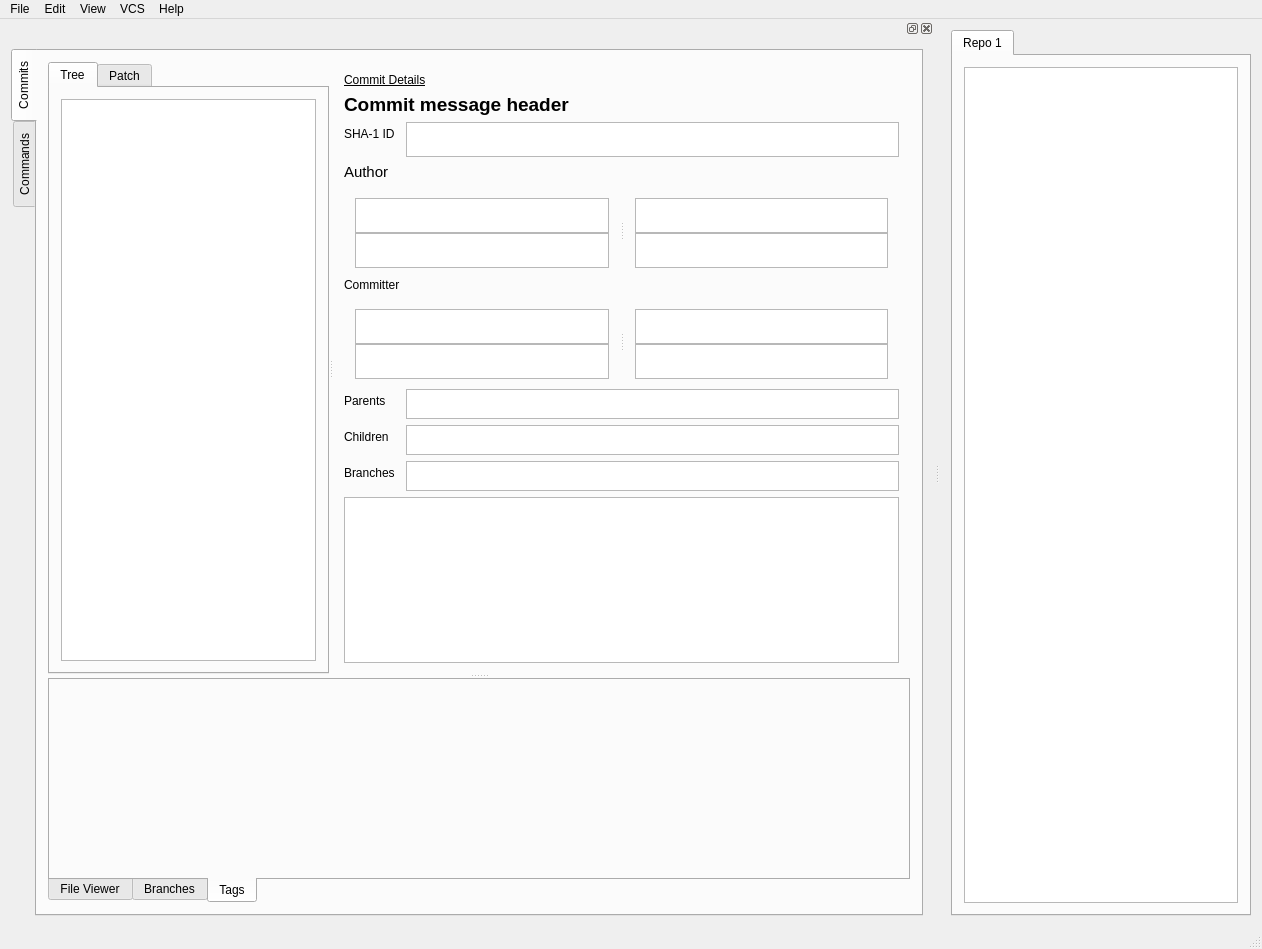
AnthonyChiavelli/VisualGit, file ui/mainwindow.ui: the form before one commit.
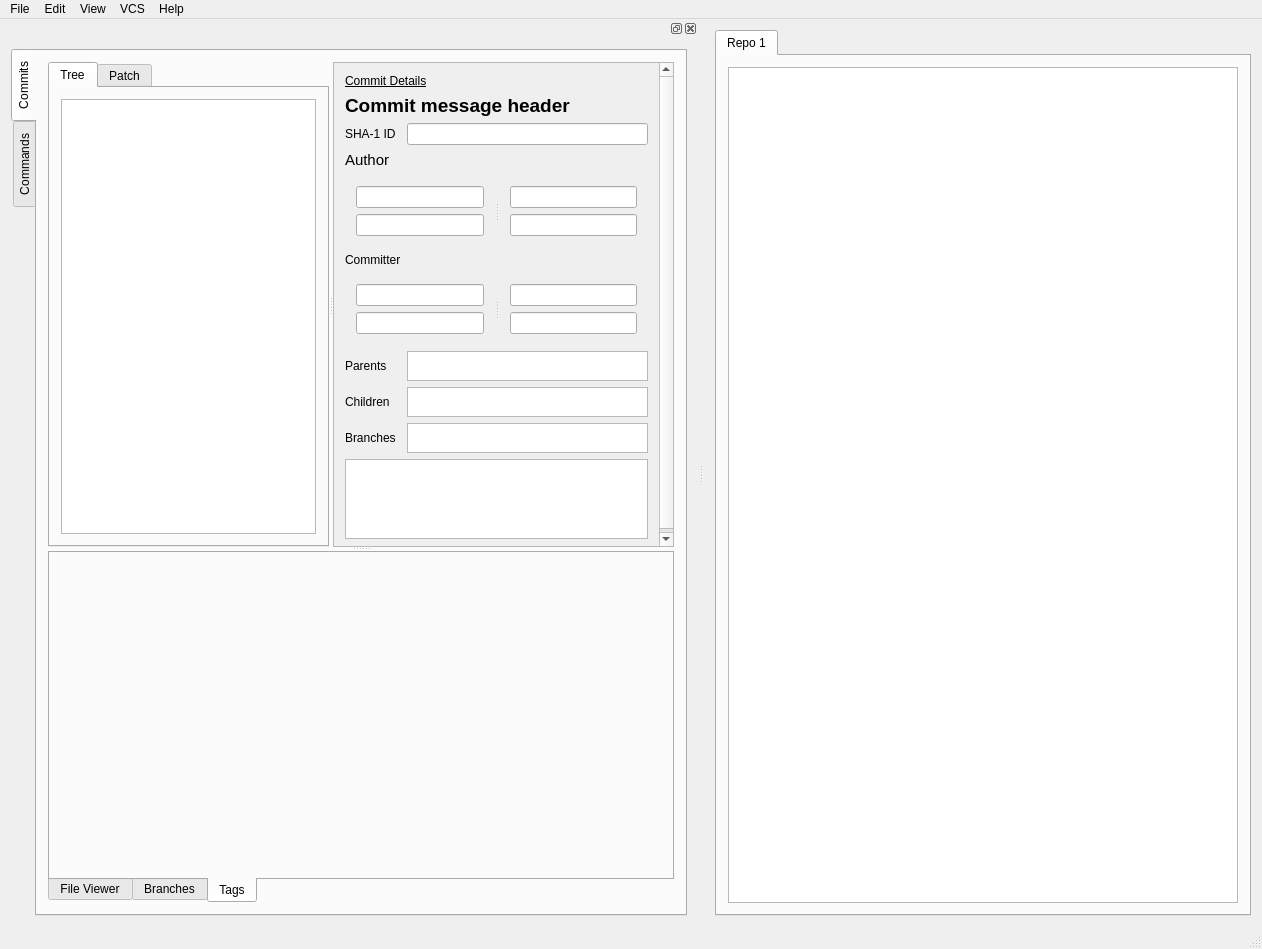
The form after the commit. Icons and pictures are not drawn.

Commit message:
Fix resizing issues in Dashboard UI
- Screenshot: http://i.imgur.com/ytnlBlu.png
- Add scrollable area for Commit Details and layout in grid instead of
  form to fix resizing of inner widgets (at least until we can figure
  out how to properly anchor widgets in a form layout)

Diff of the .ui file:
```diff
--- a/ui/mainwindow.ui
+++ b/ui/mainwindow.ui
@@ -126,13 +126,16 @@
         <attribute name="title">
          <string>Commits</string>
         </attribute>
-        <layout class="QGridLayout" name="gridLayout_7">
+        <layout class="QGridLayout" name="gridLayout_8">
          <item row="0" column="0">
-          <widget class="QSplitter" name="splitter_4">
+          <widget class="QSplitter" name="splitter_5">
            <property name="orientation">
             <enum>Qt::Vertical</enum>
            </property>
-           <widget class="QSplitter" name="splitter">
+           <property name="childrenCollapsible">
+            <bool>false</bool>
+           </property>
+           <widget class="QSplitter" name="splitter_4">
             <property name="orientation">
              <enum>Qt::Horizontal</enum>
             </property>
@@ -161,9 +164,23 @@
               </layout>
              </widget>
             </widget>
-            <widget class="QWidget" name="">
-             <layout class="QVBoxLayout" name="layout_commit_details">
-              <item>
+            <widget class="QScrollArea" name="scrollArea">
+             <property name="widgetResizable">
+              <bool>true</bool>
+             </property>
+             <widget class="QWidget" name="scrollAreaWidgetContents">
+              <property name="geometry">
+               <rect>
+                <x>0</x>
+                <y>0</y>
+                <width>407</width>
+                <height>551</height>
+               </rect>
+              </property>
+              <layout class="QGridLayout" name="gridLayout_9">
+               <item row="0" column="0">
+                <layout class="QGridLayout" name="gridLayout_7">
+                 <item row="0" column="0" colspan="2">
                <widget class="QLabel" name="lbl_commit_details_header">
                 <property name="sizePolicy">
                  <sizepolicy hsizetype="Preferred" vsizetype="Preferred">
@@ -181,7 +198,7 @@
                 </property>
                </widget>
               </item>
-              <item>
+                 <item row="1" column="0" colspan="2">
                <widget class="QLabel" name="lbl_commit_msg_header">
                 <property name="sizePolicy">
                  <sizepolicy hsizetype="Preferred" vsizetype="Preferred">
@@ -201,43 +218,21 @@
                 </property>
                </widget>
               </item>
-              <item>
-               <layout class="QFormLayout" name="formLayout">
-                <item row="0" column="0">
+                 <item row="2" column="0">
                  <widget class="QLabel" name="lbl_commit_sha">
                   <property name="text">
                    <string>SHA-1 ID</string>
                   </property>
                  </widget>
                 </item>
-                <item row="0" column="1">
-                 <widget class="QTextBrowser" name="txt_commit_sha">
-                  <property name="sizePolicy">
-                   <sizepolicy hsizetype="Expanding" vsizetype="Maximum">
-                    <horstretch>0</horstretch>
-                    <verstretch>0</verstretch>
-                   </sizepolicy>
-                  </property>
-                  <property name="minimumSize">
-                   <size>
-                    <width>0</width>
-                    <height>35</height>
-                   </size>
-                  </property>
-                  <property name="maximumSize">
-                   <size>
-                    <width>16777215</width>
-                    <height>35</height>
-                   </size>
-                  </property>
-                  <property name="font">
-                   <font>
-                    <pointsize>11</pointsize>
-                   </font>
+                 <item row="2" column="1">
+                  <widget class="QLineEdit" name="txt_commit_sha">
+                   <property name="readOnly">
+                    <bool>true</bool>
                   </property>
                  </widget>
                 </item>
-                <item row="1" column="0">
+                 <item row="3" column="0">
                  <widget class="QLabel" name="lbl_commit_author">
                   <property name="font">
                    <font>
@@ -249,200 +244,77 @@
                   </property>
                  </widget>
                 </item>
-                <item row="2" column="0" colspan="2">
-                 <widget class="QSplitter" name="splitter_2">
-                  <property name="sizePolicy">
-                   <sizepolicy hsizetype="Expanding" vsizetype="Minimum">
-                    <horstretch>0</horstretch>
-                    <verstretch>0</verstretch>
-                   </sizepolicy>
-                  </property>
-                  <property name="minimumSize">
-                   <size>
-                    <width>0</width>
-                    <height>70</height>
-                   </size>
-                  </property>
-                  <property name="maximumSize">
-                   <size>
-                    <width>16777215</width>
-                    <height>16777215</height>
-                   </size>
-                  </property>
+                 <item row="4" column="0" colspan="2">
+                  <widget class="QSplitter" name="splitter">
                   <property name="orientation">
                    <enum>Qt::Horizontal</enum>
                   </property>
-                  <property name="childrenCollapsible">
-                   <bool>false</bool>
-                  </property>
-                  <widget class="QWidget" name="layoutWidget">
-                   <layout class="QVBoxLayout" name="verticalLayout">
-                    <item>
-                     <widget class="QTextBrowser" name="txt_author_name">
-                      <property name="minimumSize">
-                       <size>
-                        <width>0</width>
-                        <height>35</height>
-                       </size>
-                      </property>
-                      <property name="maximumSize">
-                       <size>
-                        <width>16777215</width>
-                        <height>35</height>
-                       </size>
-                      </property>
-                      <property name="font">
-                       <font>
-                        <pointsize>11</pointsize>
-                       </font>
-                      </property>
-                     </widget>
-                    </item>
-                    <item>
-                     <widget class="QTextBrowser" name="txt_author_email">
-                      <property name="minimumSize">
-                       <size>
-                        <width>0</width>
-                        <height>35</height>
-                       </size>
-                      </property>
-                      <property name="maximumSize">
-                       <size>
-                        <width>16777215</width>
-                        <height>35</height>
-                       </size>
-                      </property>
-                      <property name="font">
-                       <font>
-                        <pointsize>11</pointsize>
-                       </font>
-                      </property>
-                     </widget>
-                    </item>
-                   </layout>
-                  </widget>
-                  <widget class="QWidget" name="layoutWidget">
+                   <widget class="QWidget" name="">
                    <layout class="QVBoxLayout" name="verticalLayout_2">
                     <item>
-                     <widget class="QTextBrowser" name="txt_author_date">
-                      <property name="minimumSize">
-                       <size>
-                        <width>0</width>
-                        <height>35</height>
-                       </size>
-                      </property>
-                      <property name="maximumSize">
-                       <size>
-                        <width>16777215</width>
-                        <height>35</height>
-                       </size>
-                      </property>
-                      <property name="font">
-                       <font>
-                        <pointsize>11</pointsize>
-                       </font>
-                      </property>
+                      <widget class="QLineEdit" name="txt_author_name">
+                       <property name="readOnly">
+                        <bool>true</bool>
+                       </property>
                      </widget>
                     </item>
                     <item>
-                     <widget class="QTextBrowser" name="txt_author_time">
-                      <property name="minimumSize">
-                       <size>
-                        <width>0</width>
-                        <height>35</height>
-                       </size>
-                      </property>
-                      <property name="maximumSize">
-                       <size>
-                        <width>16777215</width>
-                        <height>35</height>
-                       </size>
-                      </property>
-                      <property name="font">
-                       <font>
-                        <pointsize>11</pointsize>
-                       </font>
+                      <widget class="QLineEdit" name="txt_author_email">
+                       <property name="readOnly">
+                        <bool>true</bool>
+                       </property>
+                      </widget>
+                     </item>
+                    </layout>
+                   </widget>
+                   <widget class="QWidget" name="">
+                    <layout class="QVBoxLayout" name="verticalLayout">
+                     <property name="sizeConstraint">
+                      <enum>QLayout::SetDefaultConstraint</enum>
+                     </property>
+                     <item>
+                      <widget class="QLineEdit" name="txt_author_date">
+                       <property name="readOnly">
+                        <bool>true</bool>
                       </property>
                      </widget>
                     </item>
+                     <item>
+                      <widget class="QLineEdit" name="txt_author_time">
+                       <property name="readOnly">
+                        <bool>true</bool>
+                       </property>
+                      </widget>
+                     </item>
                    </layout>
                   </widget>
                  </widget>
                 </item>
-                <item row="3" column="0">
+                 <item row="5" column="0">
                  <widget class="QLabel" name="lbl_commit_committer">
                   <property name="text">
                    <string>Committer</string>
                   </property>
                  </widget>
                 </item>
-                <item row="4" column="0" colspan="2">
-                 <widget class="QSplitter" name="splitter_3">
-                  <property name="sizePolicy">
-                   <sizepolicy hsizetype="Expanding" vsizetype="Maximum">
-                    <horstretch>0</horstretch>
-                    <verstretch>0</verstretch>
-                   </sizepolicy>
-                  </property>
-                  <property name="minimumSize">
-                   <size>
-                    <width>0</width>
-                    <height>70</height>
-                   </size>
-                  </property>
-                  <property name="maximumSize">
-                   <size>
-                    <width>16777215</width>
-                    <height>16777215</height>
-                   </size>
-                  </property>
+                 <item row="6" column="0" colspan="2">
+                  <widget class="QSplitter" name="splitter_2">
                   <property name="orientation">
                    <enum>Qt::Horizontal</enum>
                   </property>
-                  <property name="childrenCollapsible">
-                   <bool>false</bool>
-                  </property>
-                  <widget class="QWidget" name="layoutWidget_2">
-                   <layout class="QVBoxLayout" name="verticalLayout_4">
+                   <widget class="QWidget" name="layoutWidget_4">
+                    <layout class="QVBoxLayout" name="verticalLayout_6">
                     <item>
-                     <widget class="QTextBrowser" name="txt_committer_name">
-                      <property name="minimumSize">
-                       <size>
-                        <width>0</width>
-                        <height>35</height>
-                       </size>
-                      </property>
-                      <property name="maximumSize">
-                       <size>
-                        <width>16777215</width>
-                        <height>35</height>
-                       </size>
-                      </property>
-                      <property name="font">
-                       <font>
-                        <pointsize>11</pointsize>
-                       </font>
+                      <widget class="QLineEdit" name="txt_author_name_3">
+                       <property name="readOnly">
+                        <bool>true</bool>
                       </property>
                      </widget>
                     </item>
                     <item>
-                     <widget class="QTextBrowser" name="txt_committer_email">
-                      <property name="minimumSize">
-                       <size>
-                        <width>0</width>
-                        <height>35</height>
-                       </size>
-                      </property>
-                      <property name="maximumSize">
-                       <size>
-                        <width>16777215</width>
-                        <height>35</height>
-                       </size>
-                      </property>
-                      <property name="font">
-                       <font>
-                        <pointsize>11</pointsize>
-                       </font>
+                      <widget class="QLineEdit" name="txt_author_email_3">
+                       <property name="readOnly">
+                        <bool>true</bool>
                       </property>
                      </widget>
                     </item>
@@ -450,45 +322,20 @@
                   </widget>
                   <widget class="QWidget" name="layoutWidget_3">
                    <layout class="QVBoxLayout" name="verticalLayout_5">
+                     <property name="sizeConstraint">
+                      <enum>QLayout::SetDefaultConstraint</enum>
+                     </property>
                     <item>
-                     <widget class="QTextBrowser" name="txt_committer_date">
-                      <property name="minimumSize">
-                       <size>
-                        <width>0</width>
-                        <height>35</height>
-                       </size>
-                      </property>
-                      <property name="maximumSize">
-                       <size>
-                        <width>16777215</width>
-                        <height>35</height>
-                       </size>
-                      </property>
-                      <property name="font">
-                       <font>
-                        <pointsize>11</pointsize>
-                       </font>
+                      <widget class="QLineEdit" name="txt_author_date_3">
+                       <property name="readOnly">
+                        <bool>true</bool>
                       </property>
                      </widget>
                     </item>
                     <item>
-                     <widget class="QTextBrowser" name="txt_committer_time">
-                      <property name="minimumSize">
-                       <size>
-                        <width>0</width>
-                        <height>35</height>
-                       </size>
-                      </property>
-                      <property name="maximumSize">
-                       <size>
-                        <width>16777215</width>
-                        <height>35</height>
-                       </size>
-                      </property>
-                      <property name="font">
-                       <font>
-                        <pointsize>11</pointsize>
-                       </font>
+                      <widget class="QLineEdit" name="txt_author_time_3">
+                       <property name="readOnly">
+                        <bool>true</bool>
                       </property>
                      </widget>
                     </item>
@@ -496,14 +343,14 @@
                   </widget>
                  </widget>
                 </item>
-                <item row="5" column="0">
+                 <item row="7" column="0">
                  <widget class="QLabel" name="lbl_commit_parents">
                   <property name="text">
                    <string>Parents</string>
                   </property>
                  </widget>
                 </item>
-                <item row="5" column="1">
+                 <item row="7" column="1">
                  <widget class="QTableView" name="table_parents">
                   <property name="sizePolicy">
                    <sizepolicy hsizetype="Preferred" vsizetype="Minimum">
@@ -525,14 +372,14 @@
                   </property>
                  </widget>
                 </item>
-                <item row="6" column="0">
+                 <item row="8" column="0">
                  <widget class="QLabel" name="lbl_commt_children">
                   <property name="text">
                    <string>Children</string>
                   </property>
                  </widget>
                 </item>
-                <item row="6" column="1">
+                 <item row="8" column="1">
                  <widget class="QTableView" name="table_children">
                   <property name="sizePolicy">
                    <sizepolicy hsizetype="Expanding" vsizetype="Minimum">
@@ -554,14 +401,14 @@
                   </property>
                  </widget>
                 </item>
-                <item row="7" column="0">
+                 <item row="9" column="0">
                  <widget class="QLabel" name="lbl_commit_branches">
                   <property name="text">
                    <string>Branches</string>
                   </property>
                  </widget>
                 </item>
-                <item row="7" column="1">
+                 <item row="9" column="1">
                  <widget class="QListView" name="list_branches">
                   <property name="sizePolicy">
                    <sizepolicy hsizetype="Expanding" vsizetype="Minimum">
@@ -583,12 +430,10 @@
                   </property>
                  </widget>
                 </item>
-               </layout>
-              </item>
-              <item>
+                 <item row="10" column="0" colspan="2">
                <widget class="QTextBrowser" name="txt_commit_msg">
                 <property name="sizePolicy">
-                 <sizepolicy hsizetype="Expanding" vsizetype="MinimumExpanding">
+                    <sizepolicy hsizetype="Expanding" vsizetype="Expanding">
                   <horstretch>0</horstretch>
                   <verstretch>0</verstretch>
                  </sizepolicy>
@@ -602,7 +447,7 @@
                 <property name="maximumSize">
                  <size>
                   <width>16777215</width>
-                  <height>100000</height>
+                     <height>16777215</height>
                  </size>
                 </property>
                 <property name="font">
@@ -613,6 +458,9 @@
                </widget>
               </item>
              </layout>
+               </item>
+              </layout>
+             </widget>
             </widget>
            </widget>
            <widget class="QTabWidget" name="tabs_dashboard_helper">
```
Left out of the diff: 3 changed lines with no effect on the pictures. Lines whose indentation alone changed are shown as unchanged.
